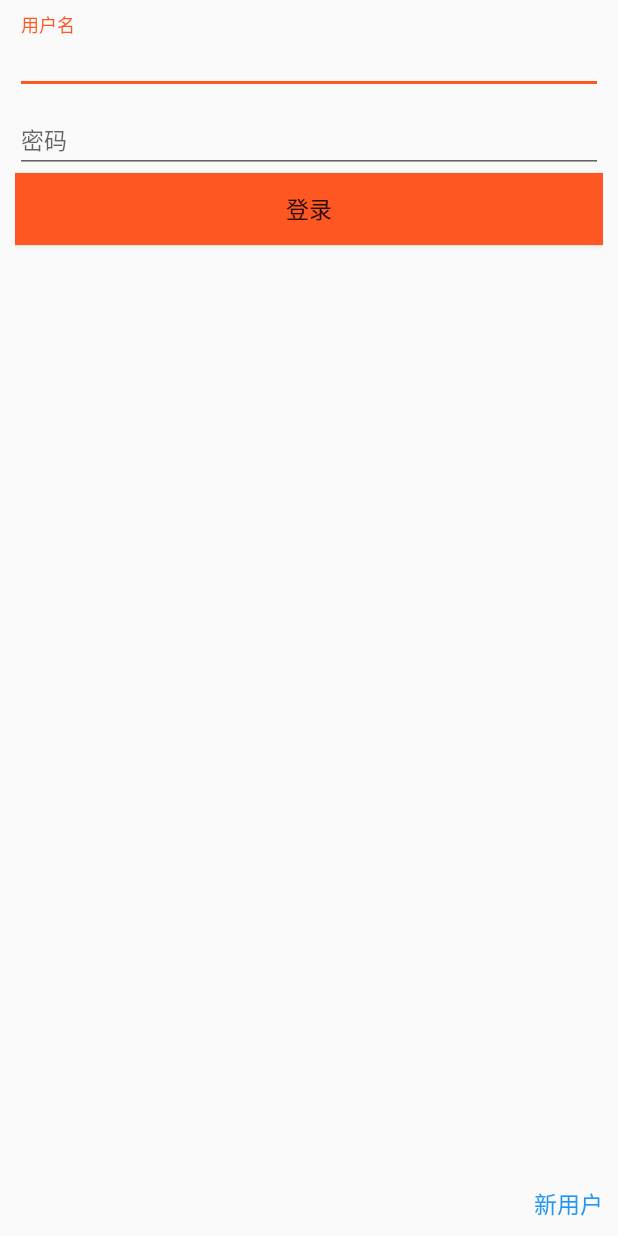
After one commit to qiaoyunrui/LightReader, an Android app: the layout fragment_login.xml on its own in the app's theme, with its tools: preview values and no code run, on a phone screen of 412 x 824 dp. The commit adds this screen. Run offline under Robolectric (Android 15) with nearby library versions, the phone set to English and light mode, and no system bars.

Commit message:
界面基本完成

```diff
--- /dev/null
+++ b/app/src/main/res/layout/fragment_login.xml
@@ -0,0 +1,61 @@
+<?xml version="1.0" encoding="utf-8"?>
+<LinearLayout xmlns:android="http://schemas.android.com/apk/res/android"
+    android:layout_width="match_parent"
+    android:layout_height="match_parent"
+    android:orientation="vertical"
+    android:padding="@dimen/fab_margin">
+
+    <!-- 这里需要添加一个APP图标-->
+
+    <android.support.design.widget.TextInputLayout
+        android:id="@+id/username"
+        android:layout_width="match_parent"
+        android:layout_height="wrap_content">
+
+        <EditText
+            android:layout_width="match_parent"
+            android:layout_height="wrap_content"
+            android:hint="@string/username_hint"
+            android:inputType="text"
+            android:textSize="@dimen/login_input_size" />
+
+    </android.support.design.widget.TextInputLayout>
+
+    <android.support.design.widget.TextInputLayout
+        android:id="@+id/password"
+        android:layout_width="match_parent"
+        android:layout_height="wrap_content">
+
+        <EditText
+            android:layout_width="match_parent"
+            android:layout_height="wrap_content"
+            android:hint="@string/password_hint"
+            android:inputType="textPassword"
+            android:textSize="@dimen/login_input_size" />
+
+    </android.support.design.widget.TextInputLayout>
+
+    <Button
+        android:id="@+id/btn_login"
+        android:layout_width="match_parent"
+        android:layout_height="wrap_content"
+        android:background="@color/accent"
+        android:text="@string/login_text"
+        android:textSize="@dimen/login_input_size" />
+
+    <RelativeLayout
+        android:layout_width="match_parent"
+        android:layout_height="match_parent">
+
+        <TextView
+            android:layout_width="wrap_content"
+            android:layout_height="wrap_content"
+            android:layout_alignParentBottom="true"
+            android:layout_alignParentRight="true"
+            android:text="@string/newUser"
+            android:textColor="@color/primary"
+            android:textSize="@dimen/login_input_size"/>
+
+    </RelativeLayout>
+
+</LinearLayout>
--- a/app/src/main/res/values/dimens.xml
+++ b/app/src/main/res/values/dimens.xml
@@ -22,4 +22,8 @@
     <dimen name="capture_button_elevation">4dp</dimen>
     <dimen name="show_surface_elevation">3dp</dimen>
     <dimen name="appbarlayout_height">300dp</dimen>
+    <dimen name="login_input_size">15sp</dimen>
+    <dimen name="divider_width">1dp</dimen>
+    <dimen name="menu_ic_size">75dp</dimen>
+    <dimen name="menu_text_size">20dp</dimen>
 </resources>
--- a/app/src/main/res/values/strings.xml
+++ b/app/src/main/res/values/strings.xml
@@ -6,4 +6,15 @@
     <string name="card_detail">This is my first project.Thank you.</string>
     <string name="pref_ringtone_silent">Silent</string>
     <string name="mainTitle">首页</string>
+    <string name="username_hint">用户名</string>
+    <string name="password_hint">密码</string>
+    <string name="login_text">登录</string>
+    <string name="newUser">新用户</string>
+    <string name="register">注册</string>
+    <string name="repeat_password">重复密码</string>
+    <string name="username">用户名</string>
+    <string name="find">发现</string>
+    <string name="person">个人</string>
+    <string name="map">地图</string>
+
 </resources>
```
Also changed, not shown: app/src/main/res/drawable/menu_button_style.xml (added, +7 -0 lines), app/src/main/res/layout/activity_main.xml (+104 -33 lines), app/src/main/res/layout/fragment_all_picture.xml (added, +14 -0 lines), app/src/main/res/layout/fragment_map.xml (added, +9 -0 lines), app/src/main/res/layout/fragment_register.xml (added, +59 -0 lines).
